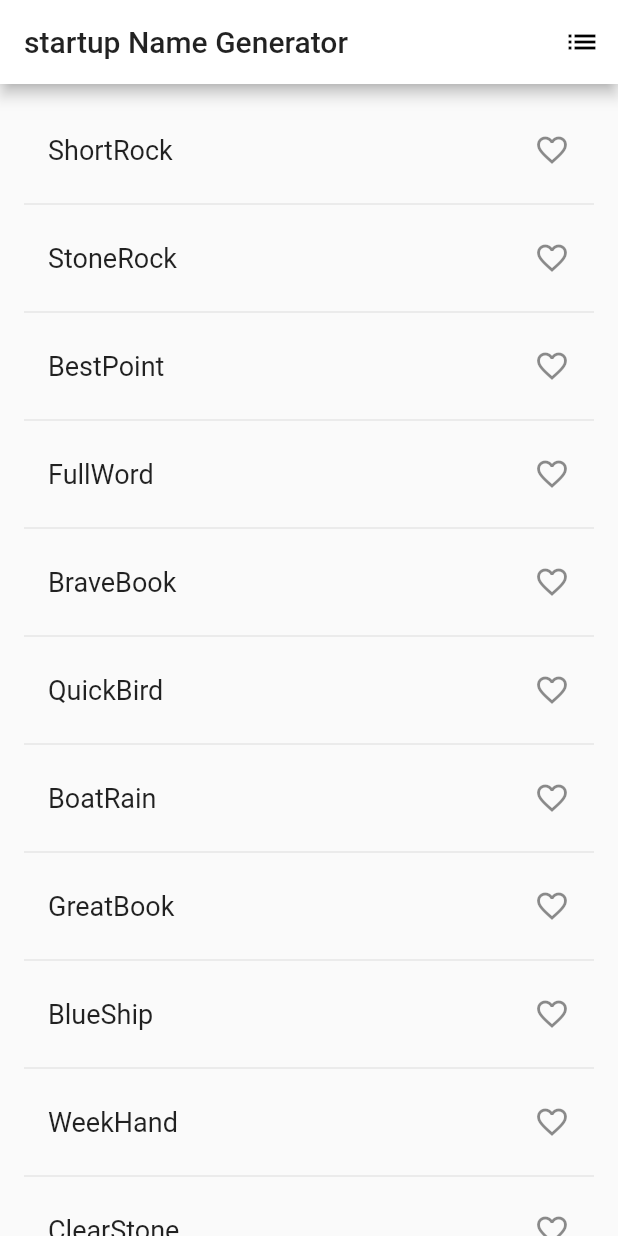
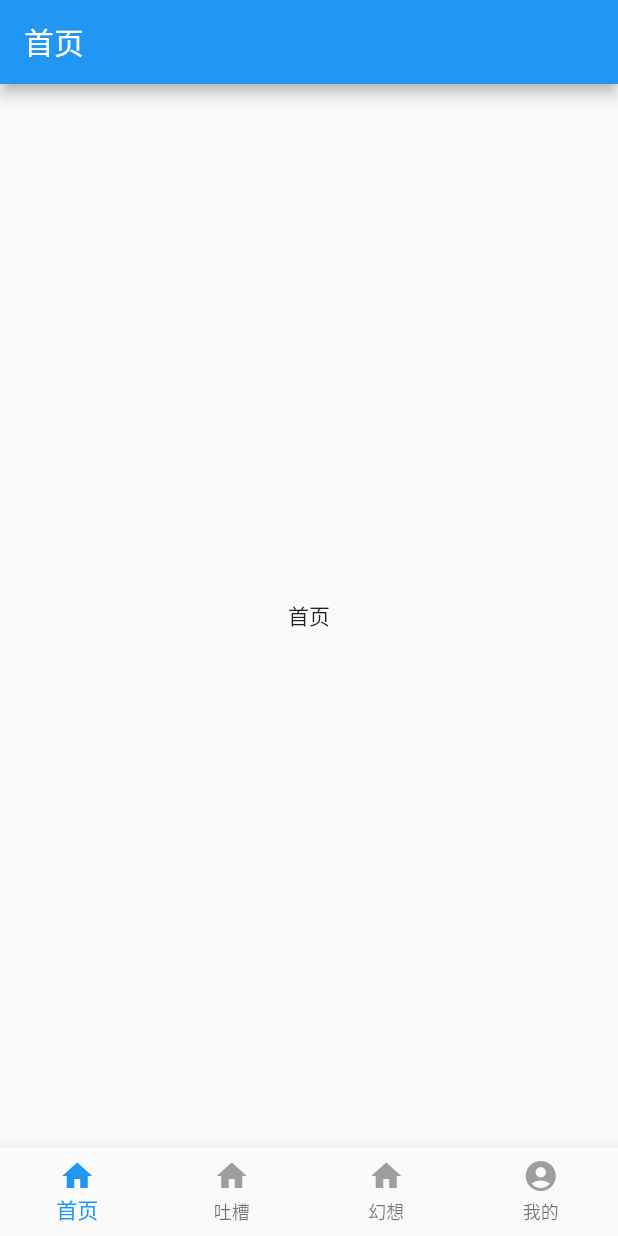
Before and after one commit to wangxiaoyi2hao/flutterStudy, a Flutter app: the screen it shows after launch, on a phone screen of 412 x 824 dp. Run offline on Flutter 3.47's test engine with Material 2 defaults, Android fonts, the phone set to English and light mode, and no system bars.

Commit message:
tabbar+nav框架搭建

```diff
--- a/weapp/lib/main.dart
+++ b/weapp/lib/main.dart
@@ -1,121 +1,17 @@
 import 'package:flutter/material.dart';
-import 'package:english_words/english_words.dart';
+import 'package:weapp/navigator/tab_navigator.dart';
 
 void main() => runApp(new MyApp());
 
 class MyApp extends StatelessWidget {
-  MyAppBar({this.title});
-  final Widget title;
   @override
   Widget build(BuildContext context) {
     return new MaterialApp(
-      title: 'Welcome to Flutter',
-      theme: new ThemeData(
-        primaryColor: Colors.white,
+      title: '吐梦',
+      theme: ThemeData(
+        primarySwatch: Colors.blue,
       ),
-      home: new RandomWords(),
-      // home: new Scaffold(
-      //   appBar: new AppBar(
-      //     title: new Text('Welcome to Flutter'),
-      //   ),
-      //   body: new Center(
-      //     child: new RandomWords(),
-      //   ),
-      // ),
+      home: TabNavigator(),
     );
   }
 }
-
-class RandomWords extends StatefulWidget {
-  @override
-  createState() => new RandomWordsState();
-}
-
-class RandomWordsState extends State<RandomWords> {
-  final _suggestions = <WordPair>[];
-  final _biggerFont = const TextStyle(fontSize: 18.0);
-  final _saved = new Set<WordPair>();
-  @override
-  Widget build(BuildContext context) {
-    // final wordPair = new WordPair.random();
-    // return new Text(wordPair.asPascalCase);
-    return new Scaffold(
-  appBar: new AppBar(
-  title: new Text('startup Name Generator'),
-  actions: <Widget>[
-    new IconButton(icon: new Icon(Icons.list),onPressed: _pushSaved,)
-  ],
-),
-body: _buildSuggestions(),
-    );
-  }
-  Widget _buildSuggestions(){
-    return new ListView.builder(
-      padding: const EdgeInsets.all(16.0),
-      itemBuilder: (context,i){
-        if(i.isOdd) return new Divider();
-        final index = i~/2;
-        if(index>=_suggestions.length){
-          _suggestions.addAll(generateWordPairs().take(10));
-        }
-        return _buildRow(_suggestions[index]);
-      }
-    );
-  }
-
-  Widget _buildRow(WordPair pair){
-    final alreadySaved =_saved.contains(pair);
-    return new ListTile(
-       title: new Text(
-        pair.asPascalCase,
-        style: _biggerFont,
-       ),
-       trailing: new Icon(
-         alreadySaved?Icons.favorite:Icons.favorite_border,
-         color:alreadySaved?Colors.red:null,
-       ),
-       onTap: (){
-         setState(() {
-           if(alreadySaved){
-             _saved.remove(pair);
-           }else{
-             _saved.add(pair);
-           }
-         });
-       },
-    );
-  }
-
-void _pushSaved(){
-Navigator.of(context).push(
-  new MaterialPageRoute(
-    builder: (context){
-      final tiles = _saved.map(
-        (pair){
-          return new ListTile(
-            title: new Text(
-              pair.asPascalCase,
-              style:_biggerFont,
-
-            ),
-          );
-        },
-      );
-      final divided = ListTile.divideTiles(
-        context: context,
-        tiles: tiles,
-      )
-      .toList();
-      return new Scaffold(
-        appBar: new AppBar(
-          title: new Text('Saved Suggestions'),
-        ),
-        body: new ListView(children: divided),
-      );
-
-    }
-  )
-);
-}
-
-}
--- /dev/null
+++ b/weapp/lib/navigator/tab_navigator.dart
@@ -0,0 +1,88 @@
+import 'package:flutter/material.dart';
+import 'package:weapp/sections/blood_page.dart';
+import 'package:weapp/sections/dream_page.dart';
+import 'package:weapp/sections/home_page.dart';
+import 'package:weapp/sections/my_page.dart';
+
+class TabNavigator extends StatefulWidget{
+  @override
+  _TabNavigatorState createState() => _TabNavigatorState();
+
+  }
+
+class _TabNavigatorState extends State<TabNavigator>{
+  final _defaultColor = Colors.grey;
+  final _activeColor = Colors.blue;
+  int _currentIndex = 0;
+  final PageController _controller = PageController(
+    initialPage: 0,
+  );
+
+  @override
+  Widget build(BuildContext context){
+    return Scaffold(
+      body: PageView(
+        controller: _controller,
+        children: <Widget>[
+          HomePage(),
+          BloodPage(),
+          DreamPage(),
+          My_Page(),
+        ],
+      ),
+
+      bottomNavigationBar: BottomNavigationBar(
+        currentIndex: _currentIndex,
+        onTap: (index){
+          _controller.jumpToPage(index);
+          setState(() {
+            _currentIndex = index;
+          });
+        },
+        type: BottomNavigationBarType.fixed,
+        items: [
+          BottomNavigationBarItem(
+            icon: Icon(Icons.home,color:_defaultColor),
+             activeIcon: Icon(Icons.home, color: _activeColor),
+            title: Text(
+              '首页',
+              style:TextStyle(
+                color: _currentIndex !=0 ? _defaultColor:_activeColor
+              ),
+            )
+          ),
+
+           BottomNavigationBarItem(
+                icon: Icon(Icons.home, color: _defaultColor),
+                activeIcon: Icon(Icons.home, color: _activeColor),
+                title: Text(
+                  '吐槽',
+                  style: TextStyle(
+                      color: _currentIndex != 1 ? _defaultColor : _activeColor),
+                )),
+
+           BottomNavigationBarItem(
+                icon: Icon(Icons.home, color: _defaultColor),
+                activeIcon: Icon(Icons.home, color: _activeColor),
+                title: Text(
+                  '幻想',
+                  style: TextStyle(
+                      color: _currentIndex != 2 ? _defaultColor : _activeColor),
+                )),
+
+            BottomNavigationBarItem(
+                icon: Icon(Icons.account_circle, color: _defaultColor),
+                activeIcon: Icon(Icons.account_circle, color: _activeColor),
+                title: Text(
+                  '我的',
+                  style: TextStyle(
+                      color: _currentIndex != 3 ? _defaultColor : _activeColor),
+                )),
+        ],
+      ),
+    ) ;
+
+  }
+
+
+}
--- /dev/null
+++ b/weapp/lib/sections/blood_page.dart
@@ -0,0 +1,26 @@
+import 'package:flutter/material.dart';
+
+class BloodPage extends StatefulWidget{
+  @override
+  _BloodPageState createState() => _BloodPageState();
+}
+class _BloodPageState extends State<BloodPage>{
+@override
+Widget build(BuildContext context) {
+return new MaterialApp(
+title: '首页',
+home: new Scaffold(
+  appBar: new AppBar(
+    title: new Text('吐槽')
+  ),
+
+  body: new Center(
+    child: new Text('吐槽'),
+  ),
+
+),
+);
+
+
+}
+}
--- /dev/null
+++ b/weapp/lib/sections/dream_page.dart
@@ -0,0 +1,26 @@
+import 'package:flutter/material.dart';
+
+class DreamPage extends StatefulWidget{
+  @override
+  _DreamPageState createState() => _DreamPageState();
+}
+class _DreamPageState extends State<DreamPage>{
+@override
+Widget build(BuildContext context) {
+return new MaterialApp(
+title: '首页',
+home: new Scaffold(
+  appBar: new AppBar(
+    title: new Text('幻想')
+  ),
+
+  body: new Center(
+    child: new Text('幻想'),
+  ),
+
+),
+);
+
+
+}
+}
--- /dev/null
+++ b/weapp/lib/sections/home_page.dart
@@ -0,0 +1,27 @@
+import 'package:flutter/material.dart';
+
+const APPBAR_SCROLL_OFFSET = 100;
+class HomePage extends StatefulWidget{
+  @override
+  _HomePageState createState() => _HomePageState();
+}
+class _HomePageState extends State<HomePage>{
+@override
+Widget build(BuildContext context) {
+return new MaterialApp(
+title: '首页',
+home: new Scaffold(
+  appBar: new AppBar(
+    title: new Text('首页')
+  ),
+
+  body: new Center(
+    child: new Text('首页'),
+  ),
+
+),
+);
+
+
+}
+}
--- /dev/null
+++ b/weapp/lib/sections/my_page.dart
@@ -0,0 +1,27 @@
+import 'package:flutter/material.dart';
+
+class My_Page extends StatefulWidget{
+  @override
+  _My_PageState createState() => _My_PageState();
+}
+class _My_PageState extends State<My_Page>{
+@override
+
+Widget build(BuildContext context) {
+return new MaterialApp(
+title: '首页',
+home: new Scaffold(
+  appBar: new AppBar(
+    title: new Text('我的')
+  ),
+
+  body: new Center(
+    child: new Text('我的'),
+  ),
+
+),
+);
+
+
+}
+}
```
Also changed, not shown: weapp/lib/Blood.dart (deleted).
